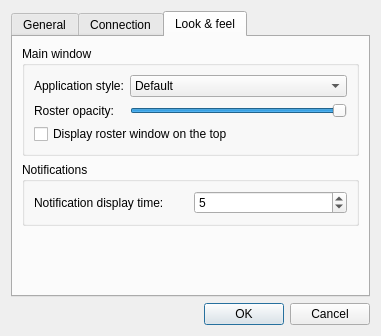
First picture: the form in ui/settingswindow.ui, repository WST/acid-pc, before the edit.
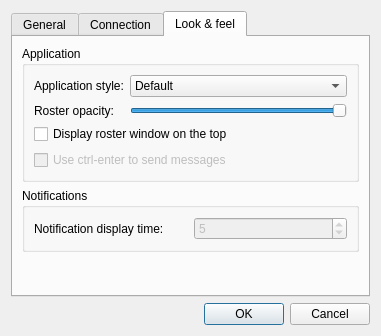
Second picture: the form after the edit. The open tabs and pages were chosen to show the change. Icons and pictures are not drawn.

Commit message: new about window picture :)

The edit to the form file:
```diff
--- a/ui/settingswindow.ui
+++ b/ui/settingswindow.ui
@@ -243,7 +243,7 @@
        <item>
         <widget class="QGroupBox" name="groupBox_4">
          <property name="title">
-          <string>Main window</string>
+          <string>Application</string>
          </property>
          <layout class="QVBoxLayout" name="verticalLayout_2">
           <item>
@@ -309,6 +309,16 @@
             </property>
            </widget>
           </item>
+          <item>
+           <widget class="QCheckBox" name="ctrl_enter">
+            <property name="enabled">
+             <bool>false</bool>
+            </property>
+            <property name="text">
+             <string>Use ctrl-enter to send messages</string>
+            </property>
+           </widget>
+          </item>
          </layout>
         </widget>
        </item>
@@ -329,6 +339,9 @@
             </item>
             <item row="0" column="1">
              <widget class="QSpinBox" name="notification_display_time">
+              <property name="enabled">
+               <bool>false</bool>
+              </property>
               <property name="minimum">
                <number>1</number>
               </property>
```
Left out of the diff: 3 changed lines with no effect on the pictures. The commit also changes 2 other files.
